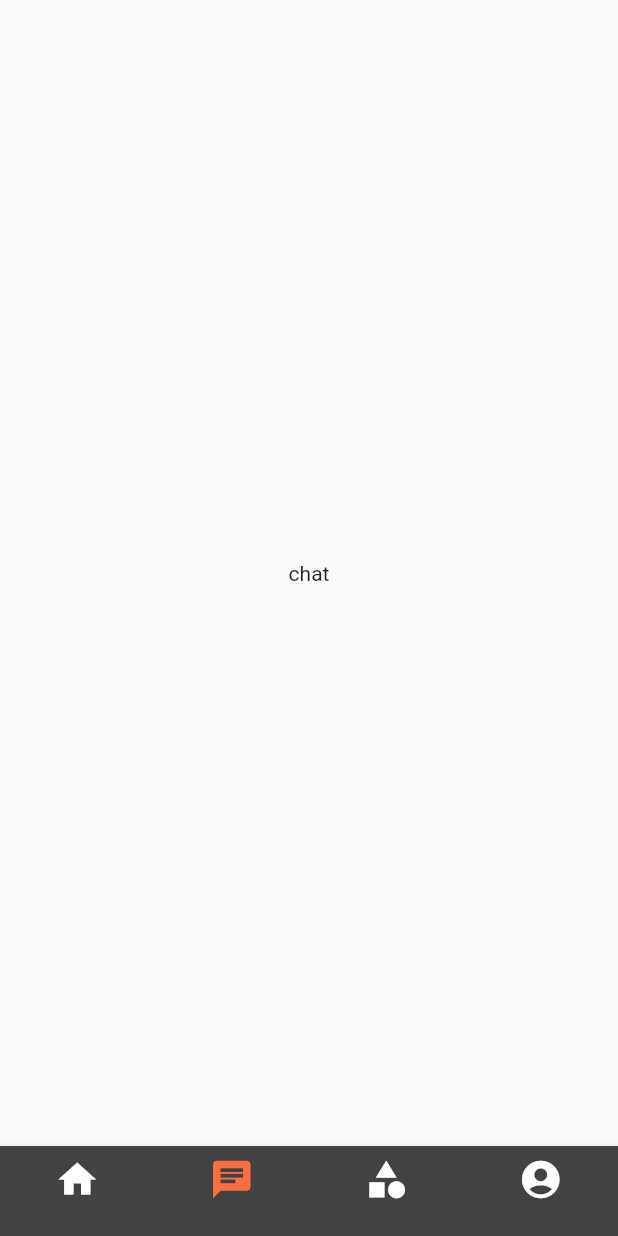
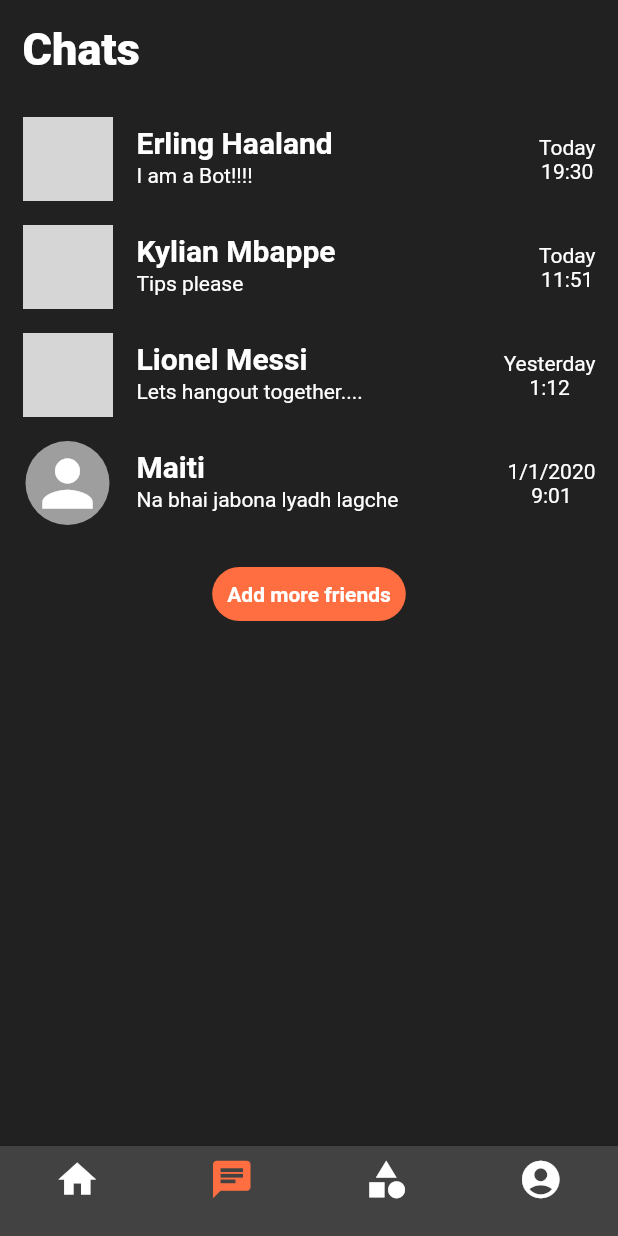
Before and after one commit to AMANDEEP-DAS/planetsUI-app, a Flutter app: the BottomNav screen opened directly, item 2 of the bottom bar chosen, on a phone screen of 412 x 824 dp. Run offline on Flutter 3.47's test engine with Material 2 defaults, Android fonts, the phone set to English and light mode, and no system bars; our stand-ins replace curved_navigation_bar; network calls fail; grey boxes are pictures that could not be loaded.

Commit message:
chat screen

```diff
--- a/lib/screens/bottom_nav_bar.dart
+++ b/lib/screens/bottom_nav_bar.dart
@@ -1,5 +1,6 @@
 import 'package:flutter/material.dart';
 import 'package:planets_app/screens/cat_screen.dart';
+import 'package:planets_app/screens/chat_screen.dart';
 import 'package:planets_app/screens/home_screen.dart';
 import 'package:planets_app/screens/profile_screen.dart';
 
@@ -14,7 +15,7 @@ class _BottomNavState extends State<BottomNav> {
   int _currentIndex = 0;
   final screens =[
     HomeScreen(),
-    Center(child: Text('chat'),),
+    ChatScreen(),
     CatScreen(),
     ProfileScreen(),
   ];
--- /dev/null
+++ b/lib/screens/chat_screen.dart
@@ -0,0 +1,114 @@
+import 'package:flutter/material.dart';
+
+class ChatScreen extends StatefulWidget {
+  const ChatScreen({Key? key}) : super(key: key);
+
+  @override
+  _ChatScreenState createState() => _ChatScreenState();
+}
+
+class _ChatScreenState extends State<ChatScreen> {
+  @override
+  Widget build(BuildContext context) {
+    return Scaffold(
+      body: Container(
+        padding: EdgeInsets.only(left: 15,top: 15,right: 15),
+        color: Colors.black87,
+        height: MediaQuery.of(context).size.height,
+        width: MediaQuery.of(context).size.width,
+        child: SafeArea(
+          child: SingleChildScrollView(
+            child: Container(
+              width: MediaQuery.of(context).size.width,
+              child: Column(
+                crossAxisAlignment: CrossAxisAlignment.start,
+                children: [
+                  Text('Chats',style: TextStyle(fontWeight: FontWeight.w900,fontSize: 30,color: Colors.white),),
+                  SizedBox(height: 20,),
+                  ListTile(
+                    contentPadding: EdgeInsets.only(left: 0.0),
+                    trailing: Column(
+                      mainAxisAlignment: MainAxisAlignment.center,
+                      children: [
+                        Text('Today',style: TextStyle(color: Colors.white),),
+                        Text('19:30',style: TextStyle(color: Colors.white),),
+                      ],
+                    ),
+                    title: Text('Erling Haaland',style: TextStyle(color: Colors.white,fontWeight: FontWeight.bold,fontSize: 20),),
+                    subtitle: Text('I am a Bot!!!!',style: TextStyle(color: Colors.white)),
+                    leading: CircleAvatar(
+                      radius: 30,
+                      backgroundImage: NetworkImage('https://i.ytimg.com/vi/CuOvodbkPjA/hqdefault.jpg'),
+                    ),
+                  ),
+                  ListTile(
+                    contentPadding: EdgeInsets.only(left: 0.0),
+                    trailing: Column(
+                      mainAxisAlignment: MainAxisAlignment.center,
+                      children: [
+                        Text('Today',style: TextStyle(color: Colors.white),),
+                        Text('11:51',style: TextStyle(color: Colors.white),),
+                      ],
+                    ),
+                    title: Text('Kylian Mbappe',style: TextStyle(color: Colors.white,fontWeight: FontWeight.bold,fontSize: 20),),
+                    subtitle: Text('Tips please',style: TextStyle(color: Colors.white)),
+                    leading: CircleAvatar(
+                      radius: 30,
+                      backgroundImage: NetworkImage('https://encrypted-tbn0.gstatic.com/images?q=tbn:ANd9GcRhFRM_QdyIRr71RxoROuSrMGWqjpW8XxN0Bg&usqp=CAU'),
+                    ),
+                  ),
+                  ListTile(
+                    contentPadding: EdgeInsets.only(left: 0.0),
+                    trailing: Column(
+                      mainAxisAlignment: MainAxisAlignment.center,
+                      children: [
+                        Text('Yesterday',style: TextStyle(color: Colors.white),),
+                        Text('1:12',style: TextStyle(color: Colors.white),),
+                      ],
+                    ),
+                    title: Text('Lionel Messi',style: TextStyle(color: Colors.white,fontWeight: FontWeight.bold,fontSize: 20),),
+                    subtitle: Text('Lets hangout together....',style: TextStyle(color: Colors.white)),
+                    leading: CircleAvatar(
+                      radius: 30,
+                      backgroundImage: NetworkImage('https://www.mykhel.com/thumb/250x90x250/football/players/4/19054.jpg'),
+                    ),
+                  ),
+                  ListTile(
+                    contentPadding: EdgeInsets.only(left: 0.0),
+                    trailing: Column(
+                      mainAxisAlignment: MainAxisAlignment.center,
+                      children: [
+                        Text('1/1/2020',style: TextStyle(color: Colors.white),),
+                        Text('9:01',style: TextStyle(color: Colors.white),),
+                      ],
+                    ),
+                    title: Text('Maiti',style: TextStyle(color: Colors.white,fontWeight: FontWeight.bold,fontSize: 20),),
+                    subtitle: Text('Na bhai jabona lyadh lagche',style: TextStyle(color: Colors.white)),
+                    leading: CircleAvatar(
+                      radius: 30,
+                      backgroundColor: Colors.grey,
+                      child: Icon(Icons.person,color: Colors.white,size: 50,),
+                    ),
+                  ),
+                  SizedBox(height: 20,),
+                  Container(
+                    child: Center(
+                      child: Container(
+                        padding: EdgeInsets.all(10),
+                          decoration: BoxDecoration(
+                            borderRadius: BorderRadius.all(Radius.circular(20)),
+                            color: Colors.deepOrangeAccent,
+                          ),
+                          child: Text('Add more friends',style: TextStyle(color: Colors.white,fontWeight: FontWeight.bold),),
+                      ),
+                    ),
+                  )
+                ],
+              ),
+            ),
+          ),
+        ),
+      ),
+    );
+  }
+}
```
